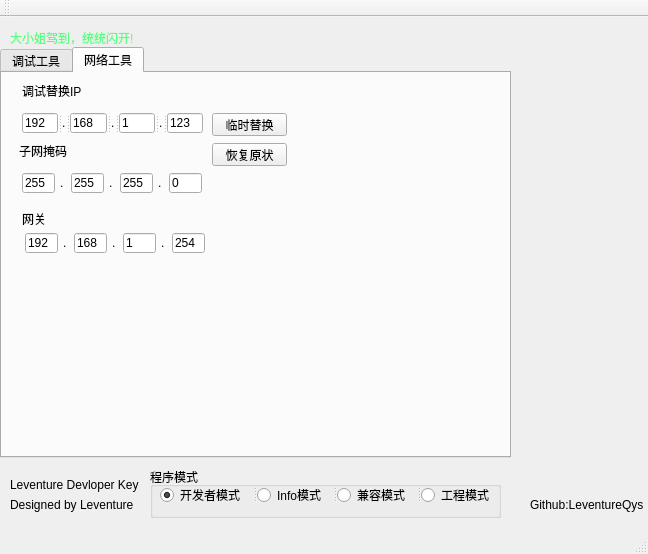
Before: the Qt Designer form Leventure_DevelopKey/Leventure_DevelopKey/Leventure_DevelopKey.ui in LeventureQys/Leventure_DevelopKey, drawn with Qt 5.
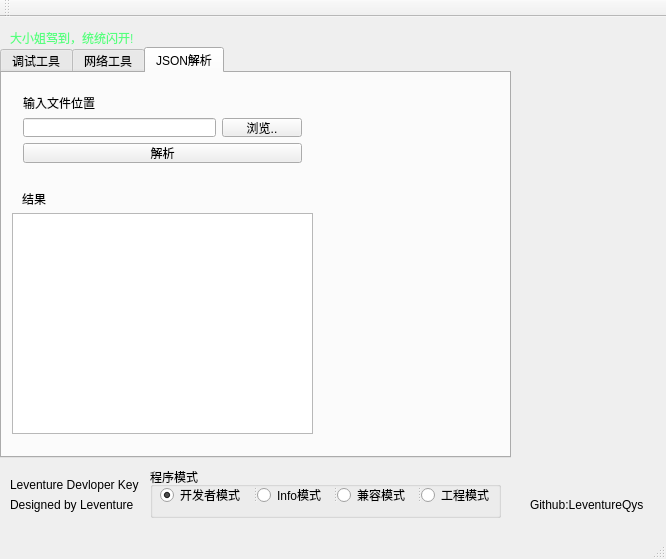
After: the same form once the commit is applied.

What changed in the file:
```diff
--- a/Leventure_DevelopKey/Leventure_DevelopKey/Leventure_DevelopKey.ui
+++ b/Leventure_DevelopKey/Leventure_DevelopKey/Leventure_DevelopKey.ui
@@ -6,8 +6,8 @@
    <rect>
     <x>0</x>
     <y>0</y>
-    <width>648</width>
-    <height>554</height>
+    <width>666</width>
+    <height>559</height>
    </rect>
   </property>
   <property name="windowTitle">
@@ -131,7 +131,7 @@
      </rect>
     </property>
     <property name="currentIndex">
-     <number>1</number>
+     <number>2</number>
     </property>
     <widget class="QWidget" name="tab_3">
      <attribute name="title">
@@ -595,6 +595,74 @@
       </property>
      </widget>
     </widget>
+    <widget class="QWidget" name="tab">
+     <attribute name="title">
+      <string>JSON解析</string>
+     </attribute>
+     <widget class="QPlainTextEdit" name="text_json">
+      <property name="geometry">
+       <rect>
+        <x>10</x>
+        <y>140</y>
+        <width>301</width>
+        <height>221</height>
+       </rect>
+      </property>
+     </widget>
+     <widget class="QLabel" name="label_15">
+      <property name="geometry">
+       <rect>
+        <x>20</x>
+        <y>120</y>
+        <width>54</width>
+        <height>12</height>
+       </rect>
+      </property>
+      <property name="text">
+       <string>结果</string>
+      </property>
+     </widget>
+     <widget class="QWidget" name="">
+      <property name="geometry">
+       <rect>
+        <x>10</x>
+        <y>10</y>
+        <width>301</width>
+        <height>91</height>
+       </rect>
+      </property>
+      <layout class="QVBoxLayout" name="verticalLayout">
+       <item>
+        <widget class="QLabel" name="label_14">
+         <property name="text">
+          <string>输入文件位置</string>
+         </property>
+        </widget>
+       </item>
+       <item>
+        <layout class="QHBoxLayout" name="horizontalLayout">
+         <item>
+          <widget class="QLineEdit" name="line_json_file"/>
+         </item>
+         <item>
+          <widget class="QPushButton" name="btn_json_check">
+           <property name="text">
+            <string>浏览..</string>
+           </property>
+          </widget>
+         </item>
+        </layout>
+       </item>
+       <item>
+        <widget class="QPushButton" name="btn_json_analyse">
+         <property name="text">
+          <string>解析</string>
+         </property>
+        </widget>
+       </item>
+      </layout>
+     </widget>
+    </widget>
    </widget>
   </widget>
   <widget class="QMenuBar" name="menuBar">
```
Left out of the diff: 2 changed lines with no effect on the pictures.
